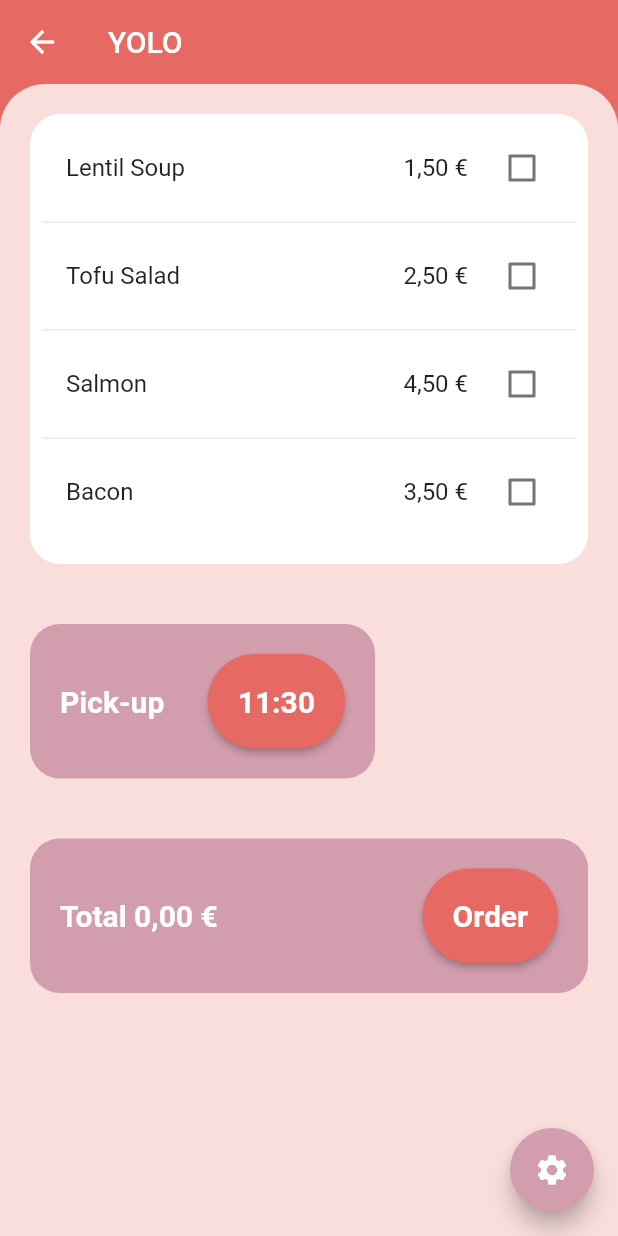
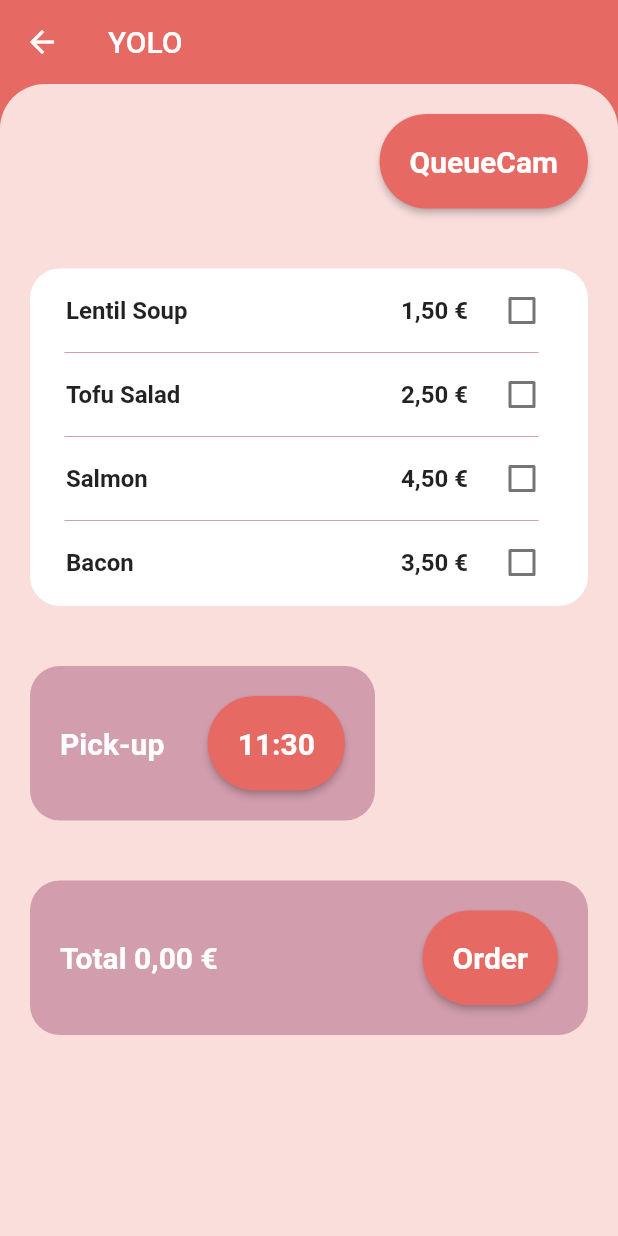
Before and after one commit to riihikallio/lunchq, a Flutter app: the screen it shows after launch, after a tap on "YOLO", on a phone screen of 412 x 824 dp. Run offline on Flutter 3.47's test engine with Material 2 defaults, Android fonts, the light colour scheme and no system bars; network calls fail.

Commit message:
QueueCam

```diff
--- a/lib/main.dart
+++ b/lib/main.dart
@@ -25,6 +25,7 @@ class MainApp extends StatelessWidget {
             bodyMedium: TextStyle(
                 fontSize: 20, fontWeight: FontWeight.bold, color: Colors.white),
             labelLarge: TextStyle(fontSize: 20, fontWeight: FontWeight.bold),
+            titleMedium: TextStyle(fontSize: 16, fontWeight: FontWeight.bold),
           ),
         ),
         home: const Home());
--- a/lib/views/common.dart
+++ /dev/null
@@ -1,14 +0,0 @@
-import 'package:flutter/material.dart';
-
-class SettingsFAB extends StatelessWidget {
-  const SettingsFAB({super.key});
-
-  @override
-  Widget build(BuildContext context) {
-    return FloatingActionButton(
-      onPressed: () {},
-      backgroundColor: const Color(0xFFD29DAC), // Theme secondary
-      child: const Icon(Icons.settings),
-    );
-  }
-}
--- a/lib/views/home.dart
+++ b/lib/views/home.dart
@@ -1,5 +1,4 @@
 import 'package:flutter/material.dart';
-import 'package:lunchq/views/common.dart';
 import 'package:lunchq/views/restaurant.dart';
 
 class Home extends StatelessWidget {
@@ -14,7 +13,11 @@ class Home extends StatelessWidget {
         ),
         body: _Body(key: UniqueKey()),
         backgroundColor: const Color(0xFFE66A63), // Theme primary
-        floatingActionButton: const SettingsFAB());
+        floatingActionButton: FloatingActionButton(
+          onPressed: () {},
+          backgroundColor: const Color(0xFFD29DAC), // Theme secondary
+          child: const Icon(Icons.settings),
+        ));
   }
 }
 
--- a/lib/views/restaurant.dart
+++ b/lib/views/restaurant.dart
@@ -1,6 +1,6 @@
 import 'package:flutter/material.dart';
 import 'package:intl/intl.dart';
-import 'package:lunchq/views/common.dart';
+import 'queue.dart';
 
 class Restaurant extends StatelessWidget {
   final String name;
@@ -16,7 +16,7 @@ class Restaurant extends StatelessWidget {
       ),
       body: _Body(key: UniqueKey()),
       backgroundColor: const Color(0xFFE66A63), // Theme primary
-        floatingActionButton: const SettingsFAB());
+    );
   }
 }
 
@@ -47,11 +47,36 @@ class _BodyState extends State<_Body> {
         child: Column(
           mainAxisAlignment: MainAxisAlignment.start,
           children: [
+            const QueueBtn(),
             Menu(onChange: updateTotal),
             const Pickup(),
             Order(total: total),
           ],
         ));
+  }
+}
+
+class QueueBtn extends StatelessWidget {
+  const QueueBtn({super.key});
+
+  @override
+  Widget build(BuildContext context) {
+    return Align(
+        alignment: Alignment.centerRight,
+        child: Container(
+            margin: const EdgeInsets.all(20),
+            child: ElevatedButton(
+                style: ElevatedButton.styleFrom(
+                    shape: const StadiumBorder(),
+                    padding: const EdgeInsets.all(20)),
+                onPressed: () => {
+                      Navigator.of(context).push(
+                        MaterialPageRoute(
+                          builder: (context) => const Queue(),
+                        ),
+                      )
+                    },
+                child: const Text("QueueCam"))));
   }
 }
 
@@ -91,12 +116,13 @@ class _MenuState extends State<Menu> {
         margin: const EdgeInsets.all(20),
         decoration: BoxDecoration(
             color: Colors.white, borderRadius: BorderRadius.circular(20)),
-        height: 300,
+        height: 225,
         child: ListView.separated(
           padding: const EdgeInsets.all(8),
           itemCount: entries.length,
           itemBuilder: (BuildContext context, int index) {
             return CheckboxListTile(
+              visualDensity: const VisualDensity(vertical: -4),
               title: Row(
                   mainAxisAlignment: MainAxisAlignment.spaceBetween,
                   children: [
@@ -115,8 +141,11 @@ class _MenuState extends State<Menu> {
               },
             );
           },
-          separatorBuilder: (BuildContext context, int index) =>
-              const Divider(),
+          separatorBuilder: (BuildContext context, int index) => const Divider(
+            color: Color(0xFFD29DAC),
+            indent: 15,
+            endIndent: 25,
+          ),
         ));
   }
 }
@@ -155,7 +184,14 @@ class _PickupState extends State<Pickup> {
                         TimeOfDay? picked = await showTimePicker(
                             context: context,
                             initialTime: pickup,
-                        );
+                            builder: (context, childWidget) {
+                              return MediaQuery(
+                                  data: MediaQuery.of(context).copyWith(
+                                      // Using 24-Hour format
+                                      alwaysUse24HourFormat: true),
+                                  // If you want 12-Hour format, just change alwaysUse24HourFormat to false or remove all the builder argument
+                                  child: childWidget!);
+                            });
                         setState(() {
                           pickup = picked ?? pickup;
                         });
@@ -188,9 +224,8 @@ class Order extends StatelessWidget {
             borderRadius: BorderRadius.circular(20)),
         child:
             Row(mainAxisAlignment: MainAxisAlignment.spaceBetween, children: [
-          Text("Total " +
-              NumberFormat.simpleCurrency(decimalDigits: 2, locale: "fi_FI")
-                  .format(total)),
+          Text(
+              "Total ${NumberFormat.simpleCurrency(decimalDigits: 2, locale: "fi_FI").format(total)}"),
           ElevatedButton(
               style: ElevatedButton.styleFrom(
                   shape: const StadiumBorder(),
```
Also changed, not shown: lib/views/queue.dart (added, +55 -0 lines). Lines whose indentation alone changed are shown as unchanged.
